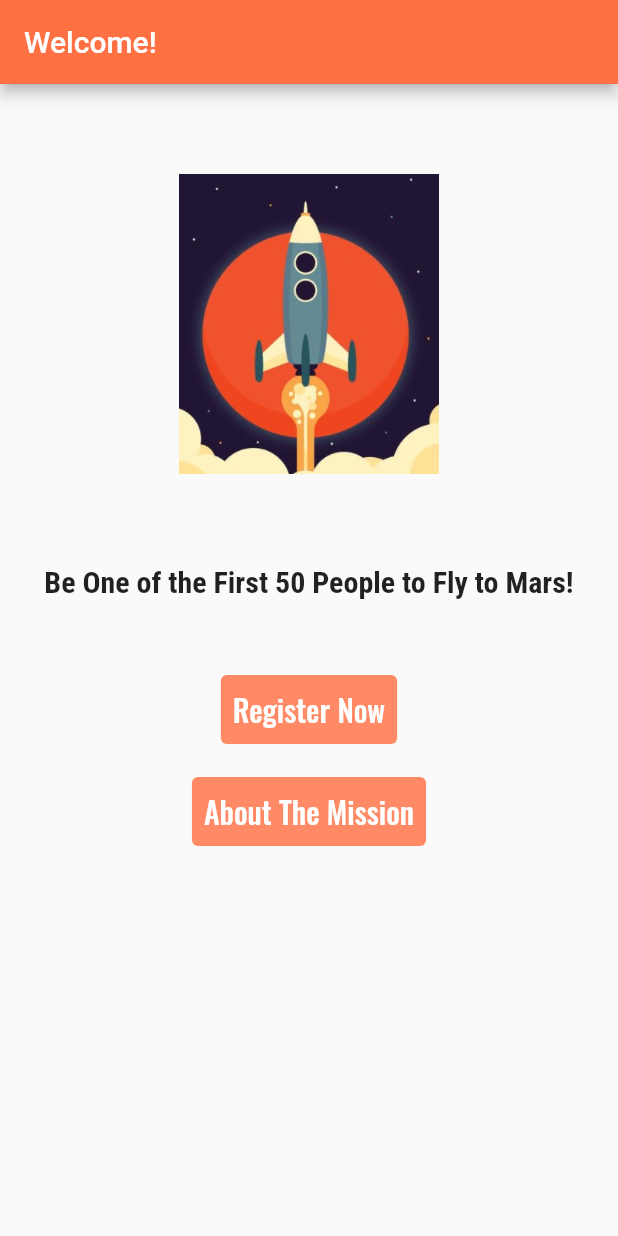
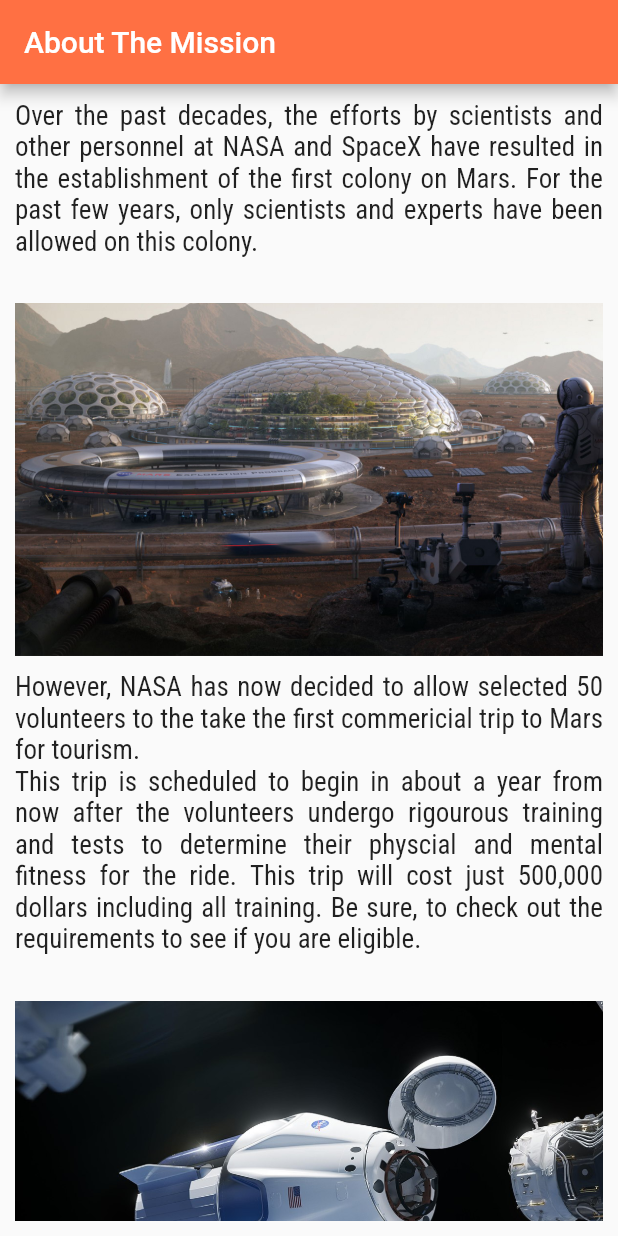
Before and after one commit to ion05/flight_to_mars, a Flutter app: the screen it shows after launch, after a tap on "About The Mission", on a phone screen of 412 x 824 dp. Run offline on Flutter 3.47's test engine with Material 2 defaults, Android fonts, the phone set to English and light mode, and no system bars; our stand-ins replace firebase_core; accounts and stored records are empty.

Commit message:
About Page

```diff
--- a/lib/main.dart
+++ b/lib/main.dart
@@ -1,3 +1,4 @@
+import 'package:flight_to_mars/screens/about.dart';
 import 'package:flight_to_mars/screens/home.dart';
 import 'package:flight_to_mars/screens/register.dart';
 import 'package:flutter/material.dart';
@@ -24,6 +25,7 @@ class MyApp extends StatelessWidget {
             routes: {
               "/home": (context) => HomePage(),
               "/register": (context) => RegisterPage(),
+              "/about": (context) => AboutPage()
             },
             home: HomePage(),
           );
--- /dev/null
+++ b/lib/screens/about.dart
@@ -0,0 +1,100 @@
+import 'package:flutter/material.dart';
+
+class AboutPage extends StatelessWidget {
+  final aboutMission = '''
+    Over the past decades, the efforts by scientists and other personnel at NASA and SpaceX have resulted in the establishment of the first colony on Mars. For the past few years, only scientists and experts have been allowed on this colony.
+  ''';
+  final spaceTrip = '''
+ However, NASA has now decided to allow selected 50 volunteers to the take the first commericial trip to Mars for tourism.
+    This trip is scheduled to begin in about a year from now after the volunteers undergo rigourous training and tests to determine their physcial and mental fitness for the ride. This trip will cost just 500,000 dollars including all training. Be sure, to check out the requirements to see if you are eligible.
+  ''';
+
+  final requirements = '''
+  Apart from general physical and mental fitness, all applicants must meet the following criteria on the day they are submitting their application:
+  1) Must be 21 Years of Age
+  2) Must be a citizen of a country not sanction by the United States
+  3) Must have valid visa to the U.S.
+  4) Weight must be above 50kg and below 80kg
+  5) Must have a height of more than 150 cm but less than 200 cm
+  6) Must speak English
+  7) Must be physically fit and of mentally sound mind
+
+  ''';
+  @override
+  Widget build(BuildContext context) {
+    return MaterialApp(
+      home: Scaffold(
+        appBar: AppBar(
+            backgroundColor: Colors.deepOrange[400],
+            title: Text('About The Mission')),
+        body: Container(
+          width: double.infinity,
+          padding: EdgeInsets.all(10.0),
+          child: SingleChildScrollView(
+              child: Column(
+            crossAxisAlignment: CrossAxisAlignment.start,
+            children: [
+              Text(
+                aboutMission,
+                textAlign: TextAlign.justify,
+                style:
+                    TextStyle(fontFamily: "Roboto-Condensed", fontSize: 18.0),
+              ),
+              SizedBox(
+                height: 10.0,
+              ),
+              Image(
+                image: AssetImage('assets/images/mars_base.jpg'),
+              ),
+              SizedBox(height: 10.0),
+              Text(
+                spaceTrip,
+                textAlign: TextAlign.justify,
+                style:
+                    TextStyle(fontFamily: 'Roboto-Condensed', fontSize: 18.0),
+              ),
+              SizedBox(
+                height: 10.0,
+              ),
+              Image(
+                image: AssetImage('assets/images/space_trip.jpg'),
+              ),
+              SizedBox(
+                height: 20.0,
+              ),
+              Text(
+                requirements,
+                style:
+                    TextStyle(fontFamily: "Roboto-Condensed", fontSize: 18.0),
+              ),
+              SizedBox(
+                height: 5.0,
+              ),
+              Row(
+                mainAxisAlignment: MainAxisAlignment.center,
+                children: [
+                  TextButton(
+                      onPressed: () {
+                        Navigator.pushNamed(context, '/register');
+                      },
+                      style: ButtonStyle(
+                        backgroundColor: MaterialStateProperty.all<Color>(
+                            Colors.deepOrange[300]),
+                      ),
+                      child: Text("Register Now",
+                          style: TextStyle(
+                              fontFamily: "Oswald",
+                              fontSize: 20.0,
+                              color: Colors.white))),
+                ],
+              ),
+              SizedBox(
+                height: 10.0,
+              )
+            ],
+          )),
+        ),
+      ),
+    );
+  }
+}
--- a/lib/screens/home.dart
+++ b/lib/screens/home.dart
@@ -41,7 +41,7 @@ class _HomePageState extends State<HomePage> {
             ),
             TextButton(
               onPressed: () {
-                Navigator.pushReplacementNamed(context, '/logint5');
+                Navigator.pushNamed(context, '/register');
               },
               style: ButtonStyle(
                 backgroundColor:
--- a/lib/screens/register.dart
+++ b/lib/screens/register.dart
@@ -6,7 +6,7 @@ class RegisterPage extends StatefulWidget {
 }
 
 class _RegisterPageState extends State<RegisterPage> {
-  // final GlobalKey<FormState> _key = GlobalKey<FormState>();
+  final GlobalKey<FormState> _key = GlobalKey<FormState>();
   String name;
   @override
   Widget build(BuildContext context) {
@@ -16,13 +16,13 @@ class _RegisterPageState extends State<RegisterPage> {
         title: Text('Welcome!'),
       ),
       body: Form(
-          // key: _key,
+          key: _key,
           child: TextFormField(
-        decoration: InputDecoration(hintText: 'Name'),
-        // onChanged: (val) {
-        //   name = val;
-        // },
-      )),
+            decoration: InputDecoration(hintText: 'Name'),
+            onChanged: (val) {
+              name = val;
+            },
+          )),
     );
   }
 }
```
